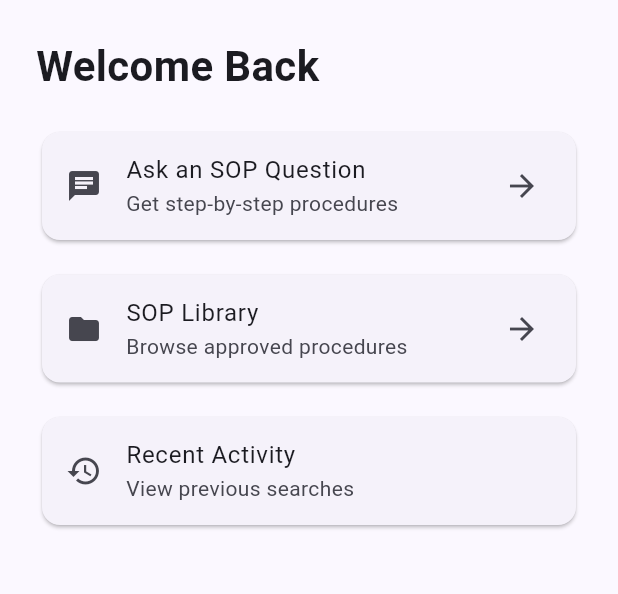
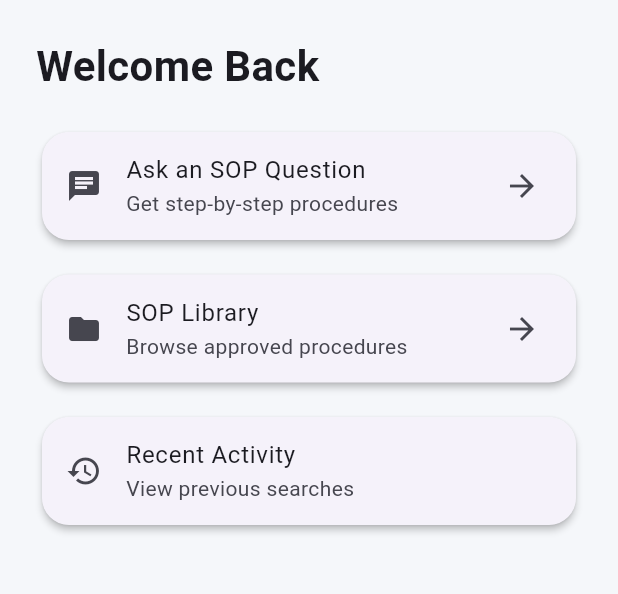
Before and after one commit to backslashn69/college-sop-assistant, a Flutter app: the DashboardScreen screen opened directly, on a phone screen of 412 x 824 dp, the part 84-678 px from its top. Run offline on Flutter 3.47's test engine with Material 3 defaults, Android fonts, the phone set to English and light mode, and no system bars.

Commit message:
Added app theme and dashboard card

```diff
--- /dev/null
+++ b/lib/core/theme/app_theme.dart
@@ -0,0 +1,26 @@
+import 'package:flutter/material.dart';
+
+class AppTheme {
+  static ThemeData lightTheme = ThemeData(
+    useMaterial3: true,
+
+    colorScheme: ColorScheme.fromSeed(
+      seedColor: Colors.indigo,
+      brightness: Brightness.light,
+    ),
+
+    scaffoldBackgroundColor: const Color(0xffF5F7FA),
+
+    appBarTheme: const AppBarTheme(
+      elevation: 0,
+      centerTitle: false,
+    ),
+
+    cardTheme: CardThemeData(
+      elevation: 2,
+      shape: RoundedRectangleBorder(
+        borderRadius: BorderRadius.circular(18),
+      ),
+    ),
+  );
+}
```
Also changed, not shown: lib/app.dart (+2 -6 lines), lib/core/widgets/dashboard_card.dart (added, +42 -0 lines).
